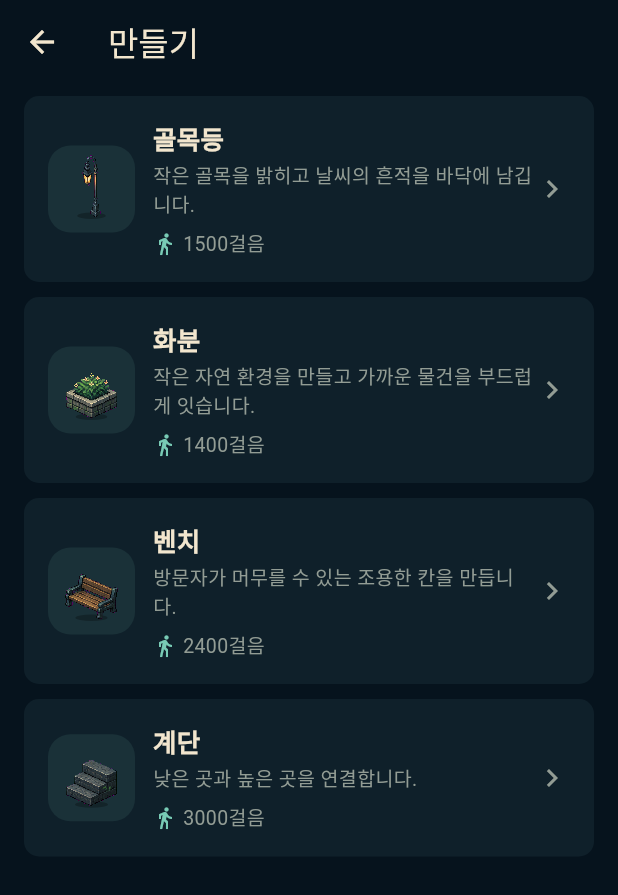
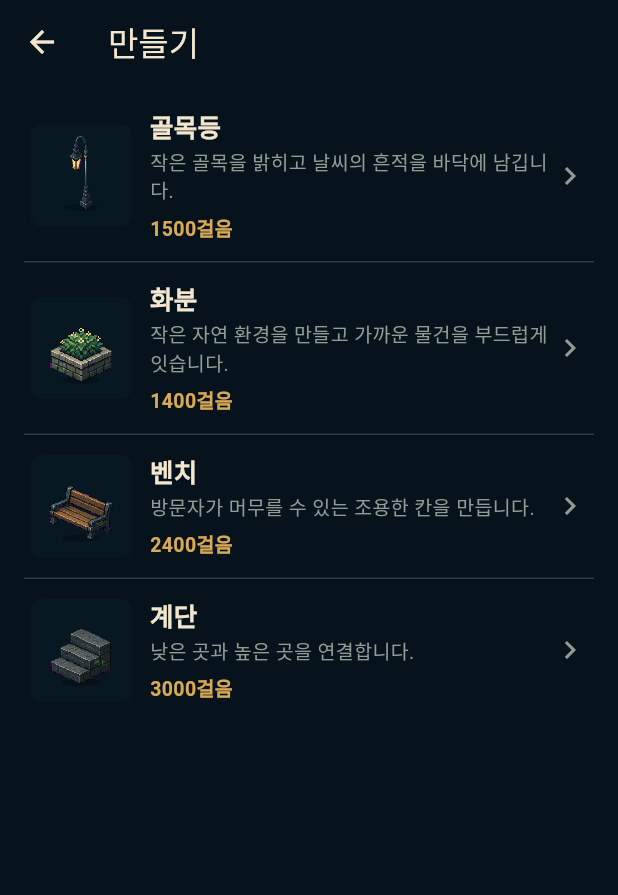
Before and after one commit to eiranotes/Locus, a Flutter app: the screen it shows after launch, after a tap on "먼저 날씨를 수집해 주세요", on a phone screen of 412 x 824 dp. Shown: the top 895 px of the screen. Run offline on Flutter 3.47's test engine with Material 3 defaults, Android fonts, the phone set to English and light mode, and no system bars; our stand-ins replace geolocator, permission_handler, sqflite; missing offline and left inert: flame; accounts and stored records are empty.

Commit message:
feat(ui): differentiate the core game loop
What changed: rebuilt capture as tonal sensor readouts, changed recipes to divider-based workbench rows, made the object preview a dedicated stage, added deterministic artwork to completion, and reduced placement to one scene viewport plus compact docks.\n\nWhy: capture, crafting, and placement previously reused the same rounded outlined-card grammar, weakening both hierarchy and the physical metaphors of the game loop.\n\nVerification: ./tool/validate.sh (analyze clean, 61 tests passed); focused widget, preview, and placement-control tests passed.\n\nDocumentation: updated decisions, project status, tasks, and changelog.\n\nKnown limitations: inventory, codex, and settings retain their older collection-card composition until the next commit.

```diff
--- a/lib/src/ui/screens/crafting_screen.dart
+++ b/lib/src/ui/screens/crafting_screen.dart
@@ -32,12 +32,13 @@ class RecipeListScreen extends StatelessWidget {
       body: controller.unlockedRecipes.isEmpty
           ? const Center(child: Text('열린 만드는 법이 없습니다.'))
           : ListView.separated(
-              padding: const EdgeInsets.fromLTRB(16, 8, 16, 32),
+              padding: const EdgeInsets.fromLTRB(16, 4, 16, 32),
               itemCount: controller.unlockedRecipes.length,
-              separatorBuilder: (_, __) => const SizedBox(height: 10),
+              separatorBuilder: (_, __) => const Divider(),
               itemBuilder: (BuildContext context, int index) {
                 final recipe = controller.unlockedRecipes[index];
-                return PixelCard(
+                return _RecipeRow(
+                  recipe: recipe,
                   onTap: () => Navigator.of(context).push<void>(
                     MaterialPageRoute<void>(
                       builder: (BuildContext context) => CraftingDetailScreen(
@@ -47,21 +48,44 @@ class RecipeListScreen extends StatelessWidget {
                       ),
                     ),
                   ),
+                );
+              },
+            ),
+    );
+  }
+}
+
+class _RecipeRow extends StatelessWidget {
+  const _RecipeRow({required this.recipe, required this.onTap});
+
+  final RecipeDefinition recipe;
+  final VoidCallback onTap;
+
+  @override
+  Widget build(BuildContext context) {
+    return Semantics(
+      button: true,
+      label: '${recipe.nameKo}, ${recipe.stepCost}걸음',
+      child: Material(
+        color: Colors.transparent,
+        child: InkWell(
+          onTap: onTap,
+          borderRadius: BorderRadius.circular(PixelRadii.control),
+          child: Padding(
+            padding: const EdgeInsets.symmetric(horizontal: 4, vertical: 12),
             child: Row(
               children: <Widget>[
                 Container(
-                        width: 58,
-                        height: 58,
+                  width: 68,
+                  height: 68,
                   decoration: BoxDecoration(
-                          color: PixelPalette.mint.withValues(alpha: 0.10),
-                          borderRadius: BorderRadius.circular(15),
+                    color: PixelPalette.scene,
+                    borderRadius: BorderRadius.circular(PixelRadii.tile),
                   ),
-                        child: Padding(
                   padding: const EdgeInsets.all(4),
                   child: ObjectVisualPreview(
                     visual: ObjectVisualDescriptor.forRecipe(recipe),
                     semanticLabel: '${recipe.nameKo} 기본 형태',
-                          ),
                   ),
                 ),
                 const SizedBox(width: 12),
@@ -73,36 +97,29 @@ class RecipeListScreen extends StatelessWidget {
                         recipe.nameKo,
                         style: Theme.of(context).textTheme.titleMedium,
                       ),
-                            const SizedBox(height: 4),
+                      const SizedBox(height: 3),
                       Text(
                         recipe.descriptionKo,
                         maxLines: 2,
                         overflow: TextOverflow.ellipsis,
                         style: Theme.of(context).textTheme.bodyMedium,
                       ),
-                            const SizedBox(height: 7),
-                            Row(
-                              children: <Widget>[
-                                const Icon(
-                                  Icons.directions_walk,
-                                  size: 16,
-                                  color: PixelPalette.mint,
+                      const SizedBox(height: 6),
+                      Text(
+                        '${recipe.stepCost}걸음',
+                        style: const TextStyle(
+                          color: PixelPalette.reward,
+                          fontWeight: FontWeight.w600,
                         ),
-                                const SizedBox(width: 4),
-                                Text('${recipe.stepCost}걸음'),
-                              ],
                       ),
                     ],
                   ),
                 ),
-                      const Icon(
-                        Icons.chevron_right,
-                        color: PixelPalette.muted,
-                      ),
+                const Icon(Icons.chevron_right, color: PixelPalette.textMuted),
               ],
             ),
-                );
-              },
+          ),
+        ),
       ),
     );
   }
@@ -260,7 +277,13 @@ class _CraftingDetailScreenState extends State<CraftingDetailScreen> {
               }),
             ),
           const SizedBox(height: 18),
-          PixelCard(
+          Container(
+            padding: const EdgeInsets.symmetric(horizontal: 4, vertical: 14),
+            decoration: const BoxDecoration(
+              border: Border.symmetric(
+                horizontal: BorderSide(color: PixelPalette.divider),
+              ),
+            ),
             child: Row(
               children: <Widget>[
                 const Icon(Icons.directions_walk, color: PixelPalette.mint),
@@ -286,7 +309,7 @@ class _CraftingDetailScreenState extends State<CraftingDetailScreen> {
                     color: controller.availableSteps >= widget.recipe.stepCost
                         ? PixelPalette.success
                         : PixelPalette.amber,
-                    fontWeight: FontWeight.w800,
+                    fontWeight: FontWeight.w700,
                   ),
                 ),
               ],
@@ -357,10 +380,27 @@ class _CraftingDetailScreenState extends State<CraftingDetailScreen> {
         context: context,
         builder: (BuildContext context) => AlertDialog(
           title: Text(object.isComplete ? '물건 완성' : '공사 시작'),
-          content: Text(
+          content: Column(
+            mainAxisSize: MainAxisSize.min,
+            children: <Widget>[
+              SizedBox(
+                width: 160,
+                height: 140,
+                child: ObjectVisualPreview(
+                  visual: ObjectVisualDescriptor.fromCraftedObject(object),
+                  visualLayerCatalog: controller.catalog.visualLayers,
+                  atmosphericTraitCatalog: controller.catalog.atmosphericTraits,
+                  semanticLabel: '${widget.recipe.nameKo} 제작 결과',
+                ),
+              ),
+              const SizedBox(height: 12),
+              Text(
                 object.isComplete
                     ? '${widget.recipe.nameKo}을 내 공간에 놓았습니다.'
                     : '${object.remainingSteps}걸음을 더 모으면 완성됩니다.',
+                textAlign: TextAlign.center,
+              ),
+            ],
           ),
           actions: <Widget>[
             TextButton(
@@ -421,15 +461,14 @@ class _ObjectPreview extends StatelessWidget {
             focusTrait: focusTrait,
             completion: completion,
           );
-    return PixelCard(
-      child: Column(
+    return Column(
       children: <Widget>[
         Container(
           height: 180,
           width: double.infinity,
           decoration: BoxDecoration(
-              color: PixelPalette.background,
-              borderRadius: BorderRadius.circular(16),
+            color: PixelPalette.scene,
+            borderRadius: BorderRadius.circular(PixelRadii.scene),
           ),
           child: Padding(
             padding: const EdgeInsets.all(18),
@@ -488,7 +527,6 @@ class _ObjectPreview extends StatelessWidget {
           style: Theme.of(context).textTheme.bodyMedium,
         ),
       ],
-      ),
     );
   }
 }
--- a/lib/src/ui/screens/home_screen.dart
+++ b/lib/src/ui/screens/home_screen.dart
@@ -64,9 +64,8 @@ class _HomeScreenState extends State<HomeScreen> {
                   aspectRatio: 0.88,
                   child: DecoratedBox(
                     decoration: BoxDecoration(
-                      color: PixelPalette.surface,
-                      borderRadius: BorderRadius.circular(22),
-                      border: Border.all(color: PixelPalette.line),
+                      color: PixelPalette.scene,
+                      borderRadius: BorderRadius.circular(PixelRadii.scene),
                     ),
                     child: Stack(
                       children: <Widget>[
@@ -115,7 +114,7 @@ class _HomeScreenState extends State<HomeScreen> {
                               Icons.grid_view_outlined,
                               size: 18,
                             ),
-                            label: const Text('배치'),
+                            label: const Text('배치 편집'),
                           ),
                         ),
                       ],
@@ -208,14 +207,8 @@ class _ResourceStrip extends StatelessWidget {
     return Semantics(
       label: '${_formatNumber(availableSteps)}걸음, 수집 준비 $readyCount개',
       container: true,
-      child: Container(
-        height: 44,
-        padding: const EdgeInsets.symmetric(horizontal: 11),
-        decoration: BoxDecoration(
-          color: PixelPalette.surface,
-          borderRadius: BorderRadius.circular(14),
-          border: Border.all(color: PixelPalette.line),
-        ),
+      child: Padding(
+        padding: const EdgeInsets.symmetric(horizontal: 8, vertical: 10),
         child: Row(
           mainAxisSize: MainAxisSize.min,
           children: <Widget>[
@@ -271,12 +264,7 @@ class _VisitorGoal extends StatelessWidget {
     return Material(
       color: PixelPalette.surface.withValues(alpha: 0.94),
       shape: RoundedRectangleBorder(
-        borderRadius: BorderRadius.circular(15),
-        side: BorderSide(
-          color: evaluation.satisfiedCount > 0
-              ? PixelPalette.mint
-              : PixelPalette.line,
-        ),
+        borderRadius: BorderRadius.circular(PixelRadii.card),
       ),
       child: Padding(
         padding: const EdgeInsets.all(10),
@@ -334,7 +322,6 @@ class _VisitorGoal extends StatelessWidget {
                 ],
               ),
             ),
-            const Icon(Icons.chevron_right, color: PixelPalette.muted),
           ],
         ),
       ),
```
Also changed, not shown: lib/src/ui/screens/capture_sheet.dart (+43 -13 lines), lib/src/ui/screens/placement_editor_screen.dart (+10 -5 lines), 4 other files. Lines whose indentation alone changed are shown as unchanged.
